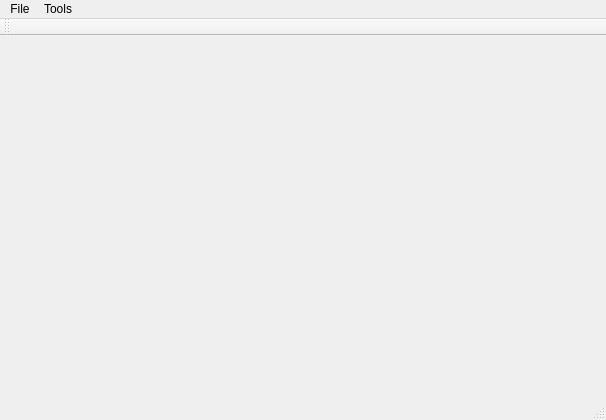
Before: the Qt Designer form source/desktop/mainwindow.ui in azais-corentin/SliderBar, drawn with Qt 5.
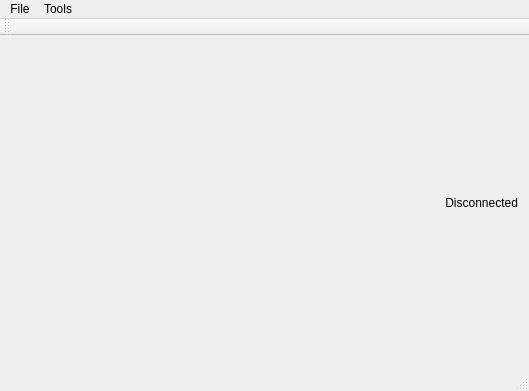
After: the same form once the commit is applied.

Commit message: Add restore settings confirmation & status bar info

What changed in the file:
```diff
--- a/source/desktop/mainwindow.ui
+++ b/source/desktop/mainwindow.ui
@@ -6,22 +6,39 @@
    <rect>
     <x>0</x>
     <y>0</y>
-    <width>606</width>
-    <height>420</height>
+    <width>529</width>
+    <height>391</height>
    </rect>
   </property>
   <property name="windowTitle">
    <string>MainWindow</string>
   </property>
   <widget class="QWidget" name="centralWidget">
-   <layout class="QGridLayout" name="gridLayout" rowstretch="0"/>
+   <layout class="QGridLayout" name="gridLayout" rowstretch="0">
+    <item row="0" column="0">
+     <widget class="QLabel" name="lStatus">
+      <property name="toolTip">
+       <string>SliderBar connection status</string>
+      </property>
+      <property name="text">
+       <string>Disconnected</string>
+      </property>
+      <property name="alignment">
+       <set>Qt::AlignRight|Qt::AlignTrailing|Qt::AlignVCenter</set>
+      </property>
+      <property name="textInteractionFlags">
+       <set>Qt::NoTextInteraction</set>
+      </property>
+     </widget>
+    </item>
+   </layout>
   </widget>
   <widget class="QMenuBar" name="menuBar">
    <property name="geometry">
     <rect>
      <x>0</x>
      <y>0</y>
-     <width>606</width>
+     <width>529</width>
      <height>20</height>
     </rect>
    </property>
@@ -44,7 +61,11 @@
    <addaction name="menuFile"/>
    <addaction name="menuTools"/>
   </widget>
-  <widget class="QToolBar" name="mainToolBar">
+  <widget class="QStatusBar" name="statusBar"/>
+  <widget class="QToolBar" name="toolBar">
+   <property name="windowTitle">
+    <string>toolBar</string>
+   </property>
    <attribute name="toolBarArea">
     <enum>TopToolBarArea</enum>
    </attribute>
@@ -52,7 +73,6 @@
     <bool>false</bool>
    </attribute>
   </widget>
-  <widget class="QStatusBar" name="statusBar"/>
   <action name="actionConnect">
    <property name="text">
     <string>Connect</string>
```
Left out of the diff: 4 changed lines with no effect on the pictures. The commit also changes 4 other files.
